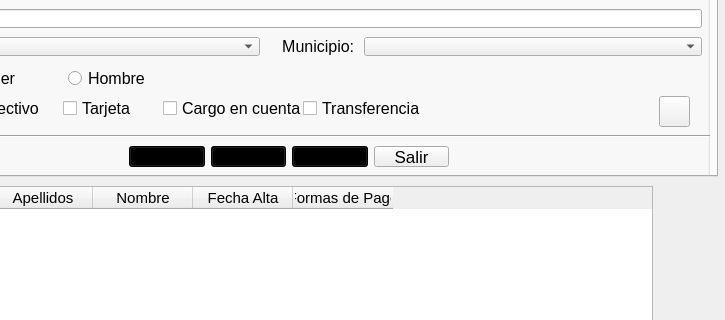
First picture: the form in prueba.ui, repository solglez/gonzalezescolar, before the edit; both pictures show x 178 to 903 and y 177 to 497 of the 903 by 650 pixel window.
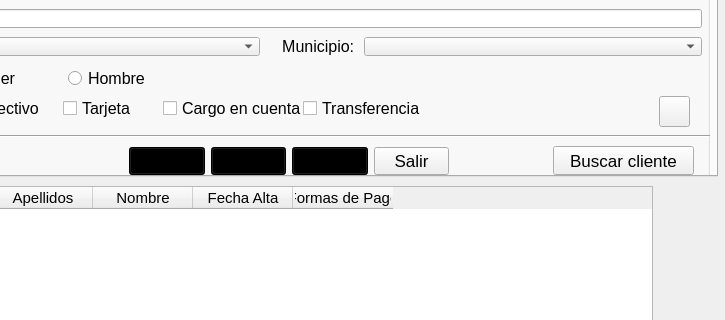
Second picture: the form after the edit. Icons and pictures are not drawn.

Commit message: Cargamos municipios y provincias y comenzamos con buscar cliente por dni

Diff of the .ui file:
```diff
--- a/prueba.ui
+++ b/prueba.ui
@@ -829,7 +829,7 @@
          <x>300</x>
          <y>240</y>
          <width>320</width>
-         <height>21</height>
+         <height>31</height>
         </rect>
        </property>
        <layout class="QHBoxLayout" name="horizontalLayout_8">
@@ -1453,6 +1453,24 @@
         </item>
        </layout>
       </widget>
+      <widget class="QPushButton" name="btnBuscarCli">
+       <property name="geometry">
+        <rect>
+         <x>724</x>
+         <y>240</y>
+         <width>141</width>
+         <height>29</height>
+        </rect>
+       </property>
+       <property name="font">
+        <font>
+         <pointsize>13</pointsize>
+        </font>
+       </property>
+       <property name="text">
+        <string>Buscar cliente</string>
+       </property>
+      </widget>
      </widget>
     </widget>
     <widget class="QWidget" name="tab_2">
```
The commit also changes 5 other files.
